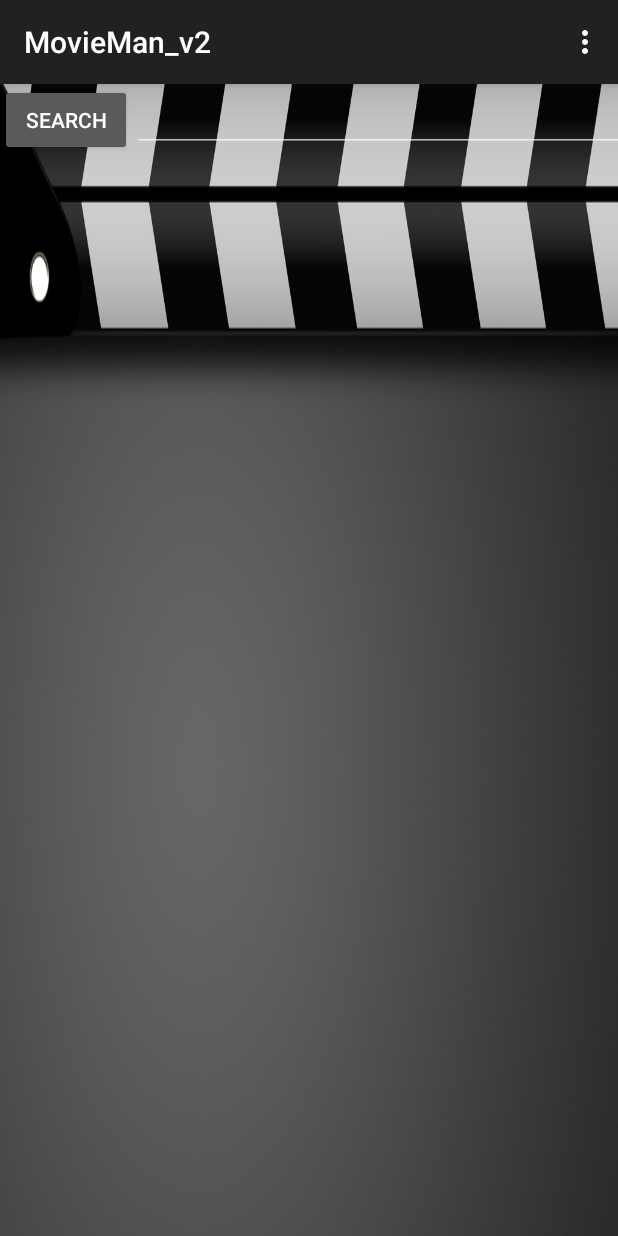
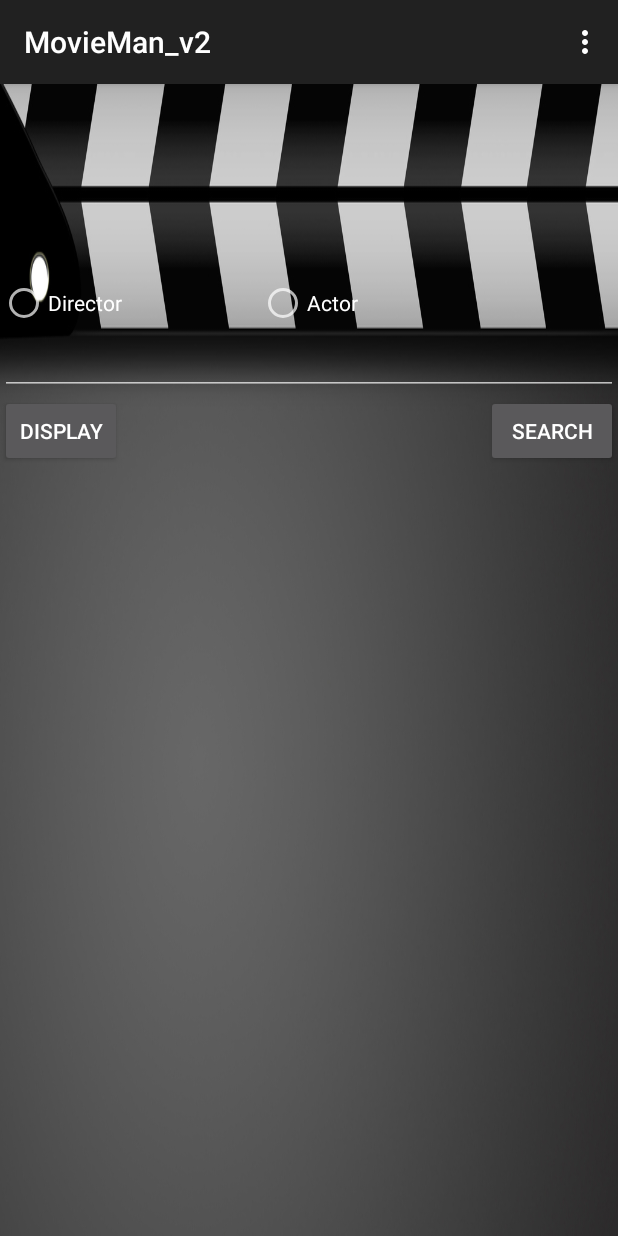
Before and after one commit to rochforp/MovieMan_v2.1, an Android app: the screen it shows after launch (MainActivity), on a phone screen of 412 x 824 dp. Run offline under Robolectric (Android 15) with nearby library versions, the phone set to English and light mode, and no system bars.

Commit message:
Updated the search which integrated autocomplete and returns just the text of what was searched

```diff
--- a/app/src/main/java/com/example/robertrochford/movieman_v2/MainActivity.java
+++ b/app/src/main/java/com/example/robertrochford/movieman_v2/MainActivity.java
@@ -9,11 +9,21 @@ import android.view.MenuItem;
 import android.view.View;
 import android.widget.ArrayAdapter;
 import android.widget.AutoCompleteTextView;
+import android.widget.Button;
 import android.widget.EditText;
+import android.widget.RadioButton;
+import android.widget.RadioGroup;
+import android.view.View.OnClickListener;
+import android.widget.Toast;
+
+
 
 
 public class MainActivity extends ActionBarActivity {
     public final static String EXTRA_MESSAGE = "com.example.rochford.MovieMan_v2.MESSAGE";
+    private RadioGroup radioSexGroup;
+    private RadioButton radioSexButton;
+    private Button btnDisplay;
 
     /* Called when the user clicks out search button. View will be the view returned when clicked*/
     public void sendSearch(View view){
@@ -36,9 +46,32 @@ public class MainActivity extends ActionBarActivity {
         String[] actors = getResources().getStringArray(R.array.actors_array);
         ArrayAdapter<String> adapter = new ArrayAdapter<>(this, android.R.layout.simple_list_item_1, actors);
         textView.setAdapter(adapter);
-
+        addListenerOnButton();
     }
 
+    public void addListenerOnButton() {
+
+        radioSexGroup = (RadioGroup) findViewById(R.id.radioSex);
+        btnDisplay = (Button) findViewById(R.id.btnDisplay);
+
+        btnDisplay.setOnClickListener(new OnClickListener() {
+
+            @Override
+            public void onClick(View v) {
+
+                // get selected radio button from radioGroup
+                int selectedId = radioSexGroup.getCheckedRadioButtonId();
+
+                // find the radiobutton by returned id
+                radioSexButton = (RadioButton) findViewById(selectedId);
+
+                Toast.makeText(MainActivity.this,
+                        radioSexButton.getText(), Toast.LENGTH_SHORT).show();
+
+            }
+
+        });
+    }
 
 
     // Was told to remove it but maybe we can use it...
--- a/app/src/main/res/layout/activity_main.xml
+++ b/app/src/main/res/layout/activity_main.xml
@@ -1,14 +1,57 @@
-<LinearLayout
+<RelativeLayout
     xmlns:android="http://schemas.android.com/apk/res/android"
     xmlns:tools="http://schemas.android.com/tools"
     android:layout_width="match_parent"
     android:layout_height="match_parent"
     android:orientation="horizontal"
     android:background="@mipmap/movie_background"
+    >
+    <RadioGroup
+        android:id="@+id/radioSex"
+        android:layout_width="wrap_content"
+        android:layout_height="wrap_content" >
 
-    >
+    </RadioGroup>
+
+    <RadioButton
+        android:id="@+id/radioDirectors"
+        android:layout_width="wrap_content"
+        android:layout_height="wrap_content"
+        android:text="@string/radio_director"
+        android:layout_gravity="center_vertical"
+        android:layout_alignTop="@+id/radioActors"
+        android:layout_alignParentLeft="true"
+        android:layout_alignParentStart="true" />
 
     <!-- wanted to name it edit_search instead of edit_message but don't wanna mess anything up -->
+    <Button
+        android:layout_width="wrap_content"
+        android:layout_height="wrap_content"
+        android:text="@string/button_send"
+        android:onClick="sendSearch"
+        android:id="@+id/button"
+        android:layout_below="@+id/autocomplete_actor"
+        android:layout_alignParentRight="true"
+        android:layout_alignParentEnd="true" />
+
+    <RadioButton
+        android:id="@+id/radioActors"
+        android:layout_width="wrap_content"
+        android:layout_height="wrap_content"
+        android:text="@string/radio_actor"
+        android:layout_gravity="center_vertical"
+        android:layout_marginTop="90dp"
+        android:layout_below="@+id/edit_message"
+        android:layout_centerHorizontal="true" />
+    <Button
+        android:id="@+id/btnDisplay"
+        android:layout_width="wrap_content"
+        android:layout_height="wrap_content"
+        android:text="@string/btn_display"
+        android:layout_alignTop="@+id/button"
+        android:layout_alignRight="@+id/radioDirectors"
+        android:layout_alignEnd="@+id/radioDirectors" />
+
     <EditText
         android:id="@+id/edit_message"
         android:layout_width = "0dp"
@@ -20,17 +63,14 @@
         android:layout_gravity="center_vertical"/>
 
     <!-- no android:id necessary because it won't be referenced from the activity code -->
-    <Button
-        android:layout_width="wrap_content"
-        android:layout_height="wrap_content"
-        android:text="@string/button_send"
-        android:onClick="sendSearch" />
 
     <AutoCompleteTextView
         android:id="@+id/autocomplete_actor"
-        android:layout_gravity="top"
-        android:layout_width="fill_parent"
+        android:layout_width="483dp"
         android:layout_height="wrap_content"
-        />
+        android:layout_below="@+id/radioDirectors"
+        android:layout_alignRight="@+id/button"
+        android:layout_alignEnd="@+id/button" />
 
-</LinearLayout>
+
+</RelativeLayout>
--- a/app/src/main/res/values/strings.xml
+++ b/app/src/main/res/values/strings.xml
@@ -8,6 +8,9 @@
     <string name="title_activity_display_search">Display Search</string>
 
     <string name="hello_world">Hello world!</string>
+    <string name="radio_actor">Actor</string>
+    <string name="radio_director">Director</string>
+    <string name="btn_display">Display</string>
 
     <string-array name="actors_array">
         <item>Kevin Bacon</item>
```
